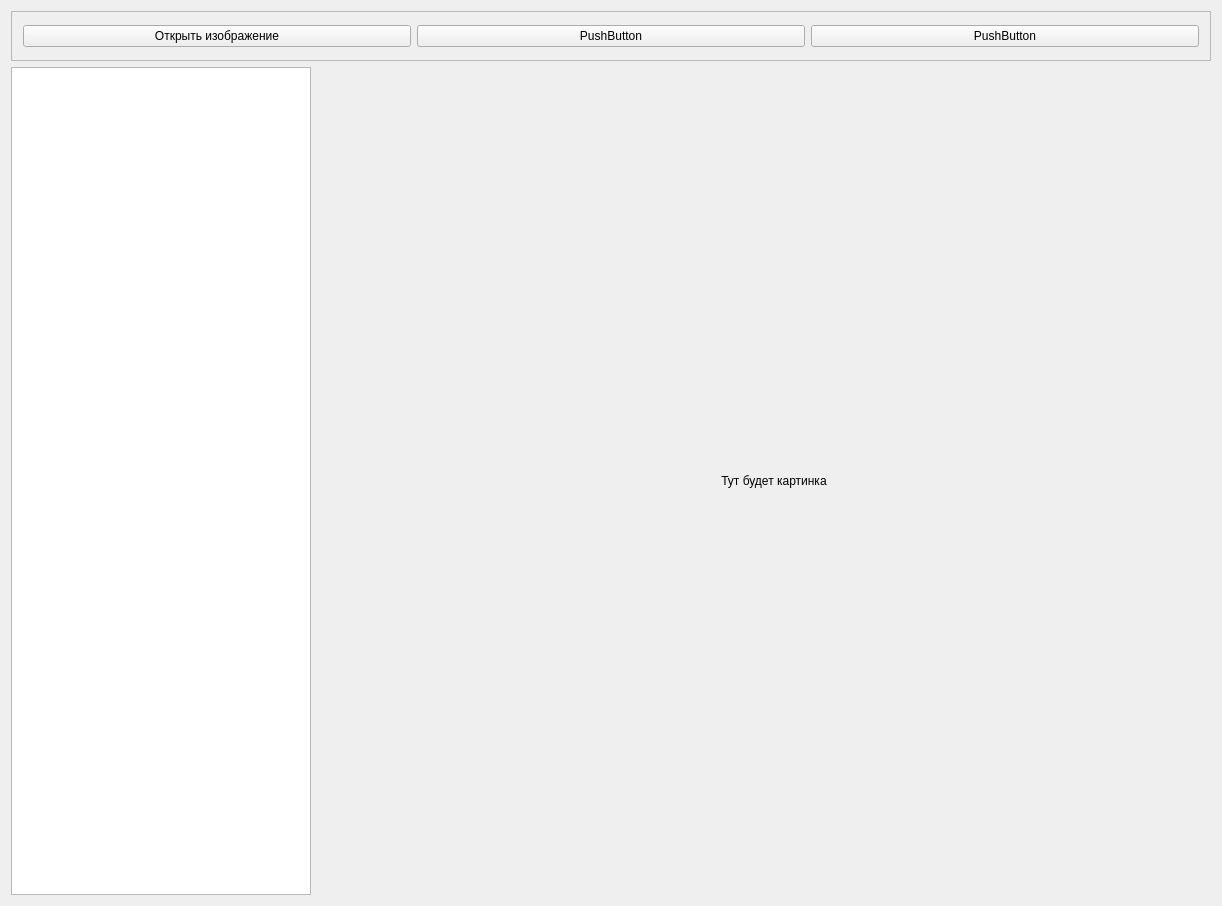
The window that QtPZPMainWindow/QtMainWindow.ui (PadnaVs/PuzzlePaint) describes before a commit, drawn with Qt 5.
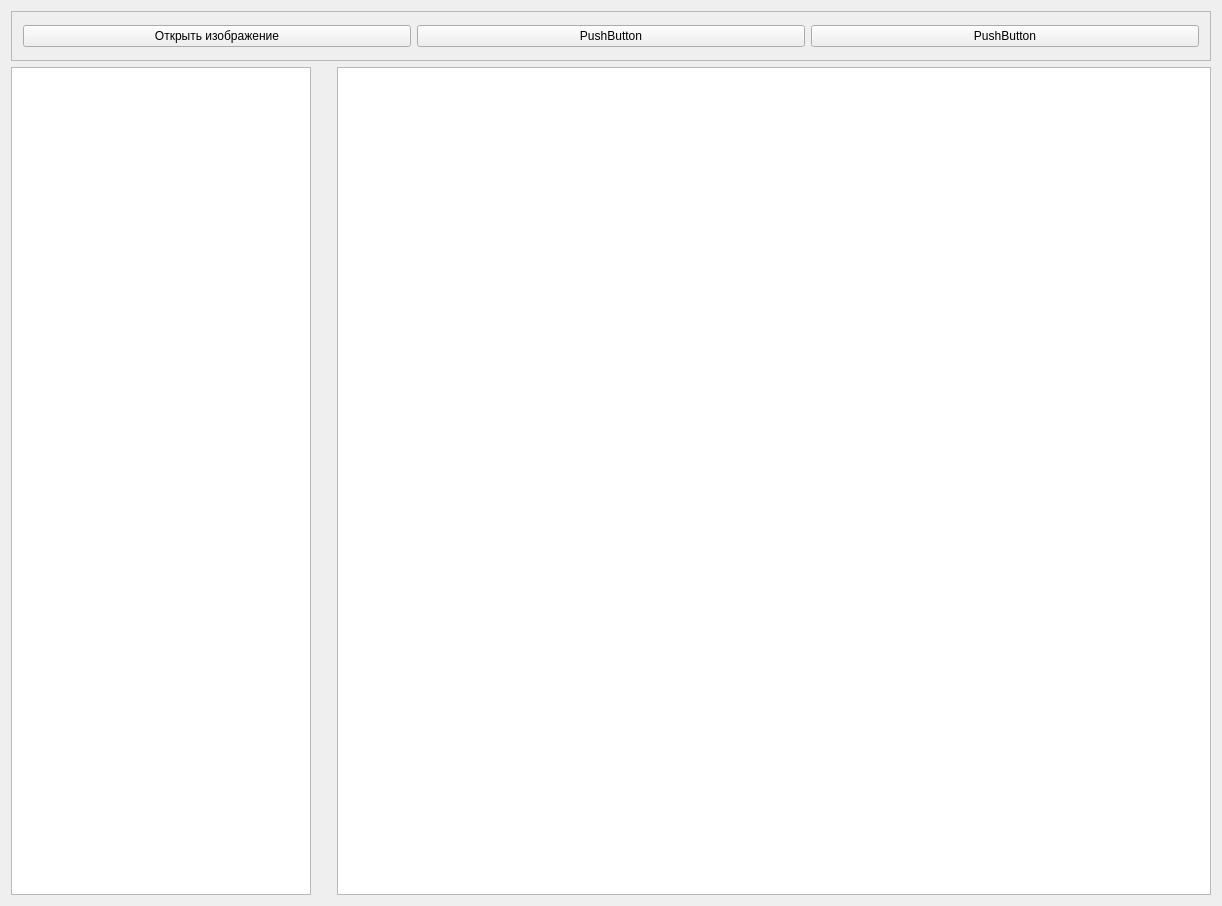
The same window after the commit.

What changed in the file:
```diff
--- a/QtPZPMainWindow/QtMainWindow.ui
+++ b/QtPZPMainWindow/QtMainWindow.ui
@@ -79,20 +79,7 @@
       </spacer>
      </item>
      <item>
-      <widget class="QLabel" name="m_ImageOut">
-       <property name="minimumSize">
-        <size>
-         <width>400</width>
-         <height>400</height>
-        </size>
-       </property>
-       <property name="text">
-        <string>Тут будет картинка</string>
-       </property>
-       <property name="alignment">
-        <set>Qt::AlignCenter</set>
-       </property>
-      </widget>
+      <widget class="QGraphicsView" name="graphicsView"/>
      </item>
     </layout>
    </item>
```
